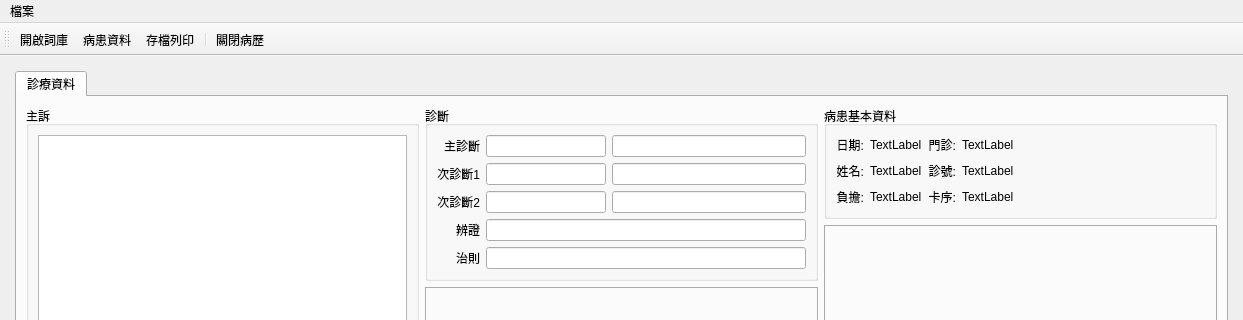
Qt form ui/medical_record.ui (picacat/pyMedical) before a commit; both pictures show x 0 to 1243 and y 0 to 320 of the 1243 by 865 pixel window.
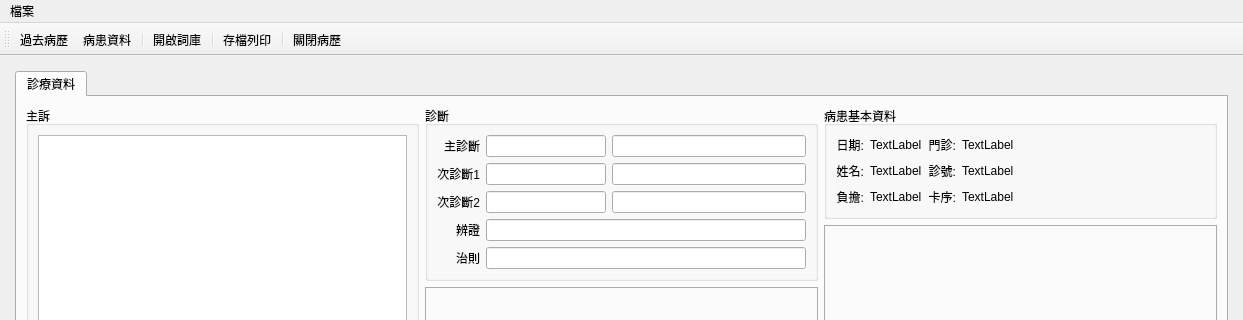
The same form after that commit. Icons and pictures are not drawn.

The edit to the form file:
```diff
--- a/ui/medical_record.ui
+++ b/ui/medical_record.ui
@@ -599,8 +599,11 @@
    <attribute name="toolBarBreak">
     <bool>false</bool>
    </attribute>
-   <addaction name="action_dictionary"/>
+   <addaction name="action_past_history"/>
    <addaction name="action_patient"/>
+   <addaction name="separator"/>
+   <addaction name="action_dictionary"/>
+   <addaction name="separator"/>
    <addaction name="action_save"/>
    <addaction name="separator"/>
    <addaction name="action_close"/>
@@ -669,6 +672,18 @@
     <string>F2</string>
    </property>
   </action>
+  <action name="action_past_history">
+   <property name="icon">
+    <iconset>
+     <normaloff>../icons/folder-documents.png</normaloff>../icons/folder-documents.png</iconset>
+   </property>
+   <property name="text">
+    <string>過去病歷</string>
+   </property>
+   <property name="toolTip">
+    <string>過去病歷</string>
+   </property>
+  </action>
  </widget>
  <resources/>
  <connections/>
```
